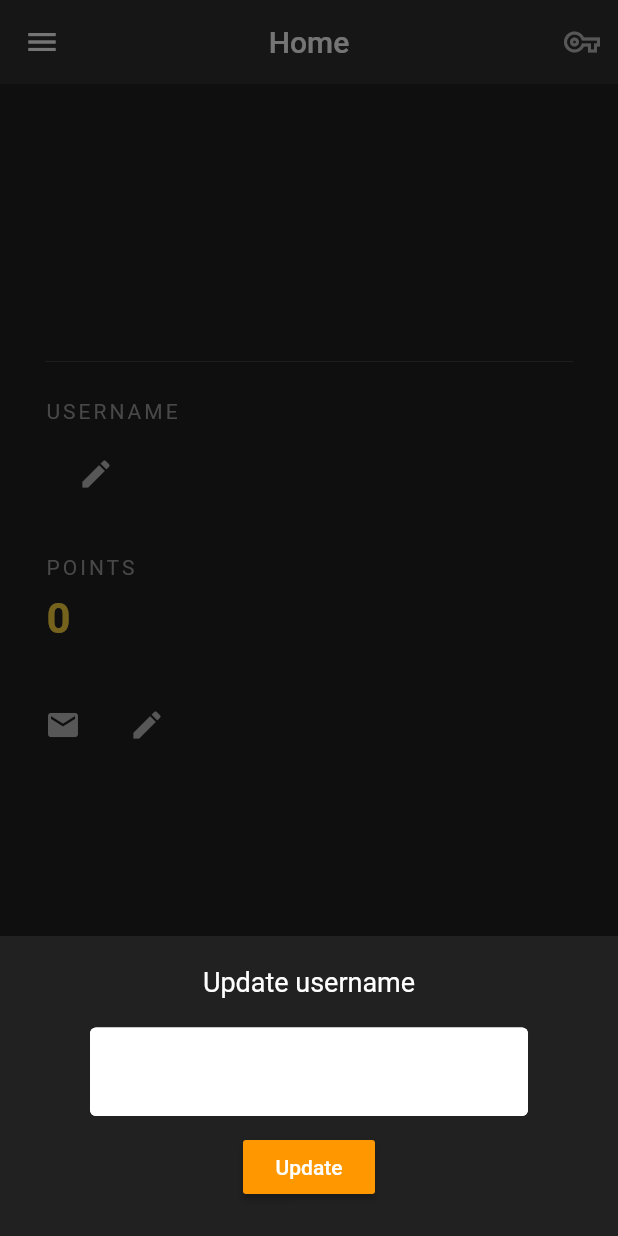
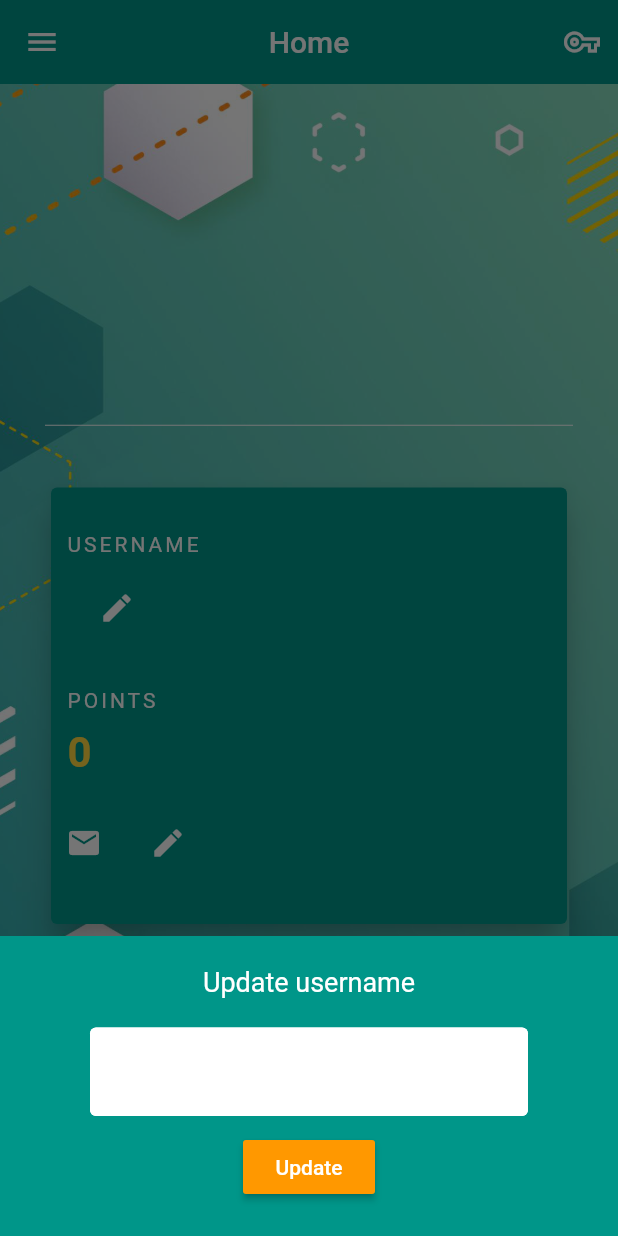
Before and after one commit to michaelbagdazian/Quiz-Project-THU, a Flutter app: the screen it shows once a user with an empty profile is signed in, after a tap on the "edit" icon, on a phone screen of 412 x 824 dp. Run offline on Flutter 3.47's test engine with Material 2 defaults, Android fonts, the phone set to English and light mode, and no system bars; drawn by our look-alikes of flutter_zoom_drawer; our stand-ins replace cloud_firestore, dropdown_button2, firebase_auth, firebase_core, firebase_storage, flutter_slidable and 4 more; missing offline and left inert: dart:ffi; accounts and stored records are empty.

Commit message:
Changed layout and fixed all overflow problems

```diff
--- a/lib/screens/home/home.dart
+++ b/lib/screens/home/home.dart
@@ -1,3 +1,5 @@
+import 'dart:ffi';
+
 import 'package:crew_brew/models/user/AppUser.dart';
 import 'package:crew_brew/models/user/UserData.dart';
 import 'package:crew_brew/navigationBar/menu_button.dart';
@@ -41,10 +43,15 @@ class _HomeState extends State<Home> {
     void _showSettingsPanel(String command) {
       showModalBottomSheet(
           context: context,
+          isScrollControlled: true,
           builder: (context) {
-            return Container(
+            return SingleChildScrollView(
+              child: Container(
+                padding: EdgeInsets.only(
+                    bottom: MediaQuery.of(context).viewInsets.bottom),
                 child: UpdateFormsWrapper(command: command),
-              color: Colors.grey[900],
+                color: topbar,
+              ),
             );
           });
     }
@@ -69,15 +76,16 @@ class _HomeState extends State<Home> {
               avatar = userData.avatar;
               username = userData.username;
               email = userData.email;
+              Size size = MediaQuery.of(context).size;
 
               return Scaffold(
                 // ! NavBar():
                 // ~ Here we provide NavBar for property drawer. This is our navigation bar defined in navigationBar/navBar.dart
-                backgroundColor: Colors.grey[900],
+                //backgroundColor: Colors.grey[900],
                 appBar: AppBar(
                   title: Text('Home'),
                   centerTitle: true,
-                  backgroundColor: Colors.grey[850],
+                  backgroundColor: topbar,
                   leading: const MenuButton(),
                   // ~ Elavation set to 0 removes the shadow ( which makes 3D effect )
                   elevation: 0.0,
@@ -85,14 +93,22 @@ class _HomeState extends State<Home> {
                     IconButton(
                       icon: Icon(
                         Icons.vpn_key_outlined,
-                        color: Colors.grey[400],
+                        color: Colors.white,
                       ),
                       onPressed: () => _showSettingsPanel("password"),
                     ),
                   ],
                 ),
-                body: Padding(
-                  padding: EdgeInsets.fromLTRB(30.0, 20.0, 30.0, 0.0),
+                body: Container(
+                  constraints: const BoxConstraints.expand(),
+                  decoration: const BoxDecoration(
+                    //* Background
+                    image: DecorationImage(
+                        image: AssetImage('assets/images/bgtop.png'),
+                        fit: BoxFit.cover),
+                  ),
+                  child: Padding(
+                    padding: const EdgeInsets.fromLTRB(30.0, 50.0, 30.0, 0.0),
                     child: SingleChildScrollView(
                       child: Column(
                         // ~ This alligns everything to the left
@@ -107,21 +123,30 @@ class _HomeState extends State<Home> {
                                   // NetworkImage(
                                   //  userData.avatar),
                                   AssetImage(avatar),
-                            backgroundColor: Colors.grey[900],
+                              backgroundColor: Colors.transparent,
                               radius: 70.0,
                             ),
                           )),
                           // ~ This is a line which literally looks like divider
                           Divider(
                             // ~ This is the height between top element and bottom, not the line itself
-                          height: 50.0,
-                          color: Colors.grey[800],
+                            height: 75.0,
+                            color: Colors.white,
                           ),
+                          Card(
+                            color: topbar,
+                            elevation: 10.0,
+                            child: Padding(
+                              padding:
+                                  EdgeInsets.fromLTRB(10.0, 30.0, 10.0, 30.0),
+                              child: Column(
+                                crossAxisAlignment: CrossAxisAlignment.start,
+                                children: [
                                   // * Start username field
                                   Text(
                                     'USERNAME',
                                     style: TextStyle(
-                            color: Colors.grey,
+                                      color: Colors.white,
                                       // ~ This gives the spacing between the letters
                                       letterSpacing: 2.0,
                                     ),
@@ -143,9 +168,10 @@ class _HomeState extends State<Home> {
                                       IconButton(
                                         icon: Icon(
                                           Icons.edit,
-                                color: Colors.grey[400],
+                                          color: Colors.white,
                                         ),
-                              onPressed: () => _showSettingsPanel("username"),
+                                        onPressed: () =>
+                                            _showSettingsPanel("username"),
                                       ),
                                     ],
                                   ),
@@ -155,7 +181,7 @@ class _HomeState extends State<Home> {
                                   Text(
                                     'POINTS',
                                     style: TextStyle(
-                            color: Colors.grey,
+                                      color: Colors.white,
                                       // ~ This gives the spacing between the letters
                                       letterSpacing: 2.0,
                                     ),
@@ -172,35 +198,46 @@ class _HomeState extends State<Home> {
                                         fontWeight: FontWeight.bold),
                                   ),
                                   // * End current level field
-                        SizedBox(height: 30.0),
+                                  SizedBox(height: 20.0),
                                   // * Start e-mail field
                                   Row(
+                                    // child: Row(
                                     children: <Widget>[
                                       Icon(
                                         Icons.email,
-                              color: Colors.grey[400],
+                                        color: Colors.white,
                                       ),
                                       SizedBox(width: 10.0),
-                            Text(
+                                      Flexible(
+                                        child: Text(
                                           email,
                                           style: TextStyle(
-                                color: Colors.grey[400],
+                                            overflow: TextOverflow.ellipsis,
+                                            color: Colors.white,
                                             fontSize: 18.0,
                                             letterSpacing: 1.0,
+                                          ),
                                         ),
                                       ),
                                       SizedBox(width: 10.0),
                                       IconButton(
                                         icon: Icon(
                                           Icons.edit,
-                                color: Colors.grey[400],
+                                          color: Colors.white,
                                         ),
-                              onPressed: () => _showSettingsPanel("email"),
+                                        onPressed: () =>
+                                            _showSettingsPanel("email"),
                                       ),
                                     ],
                                   ),
+                                  // ),
                                   // * End e-mail field
                                 ],
+                              ),
+                            ),
+                          ),
+                        ],
+                      ),
                     ),
                   ),
                 ),
```
Lines whose indentation alone changed are shown as unchanged.
